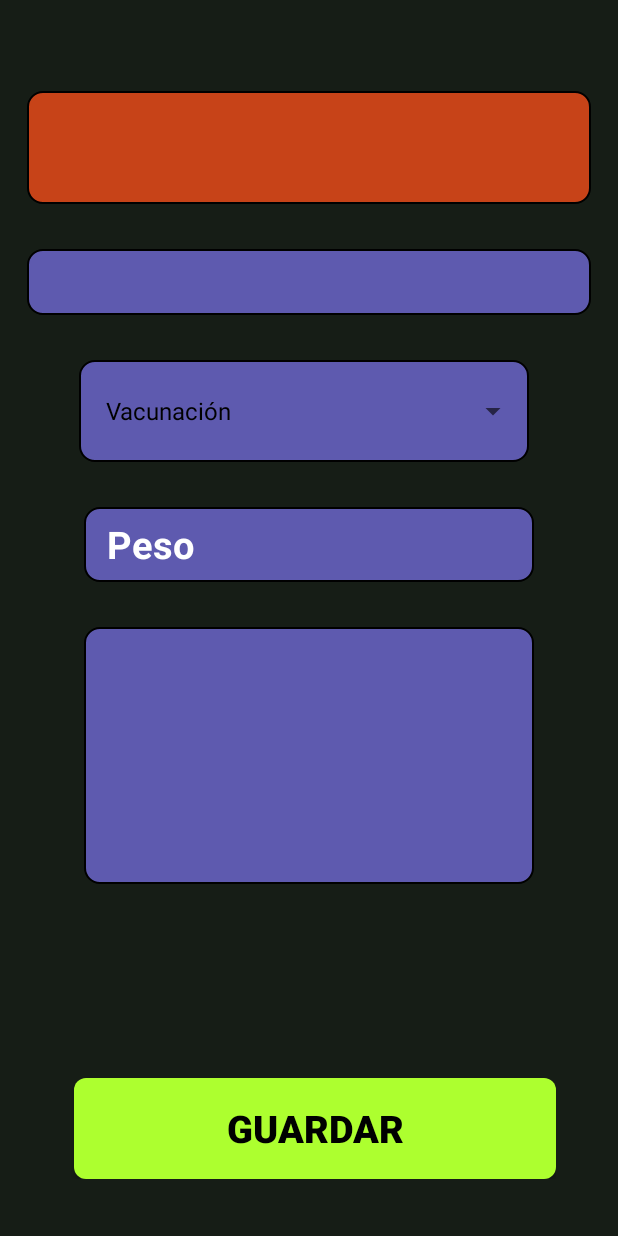
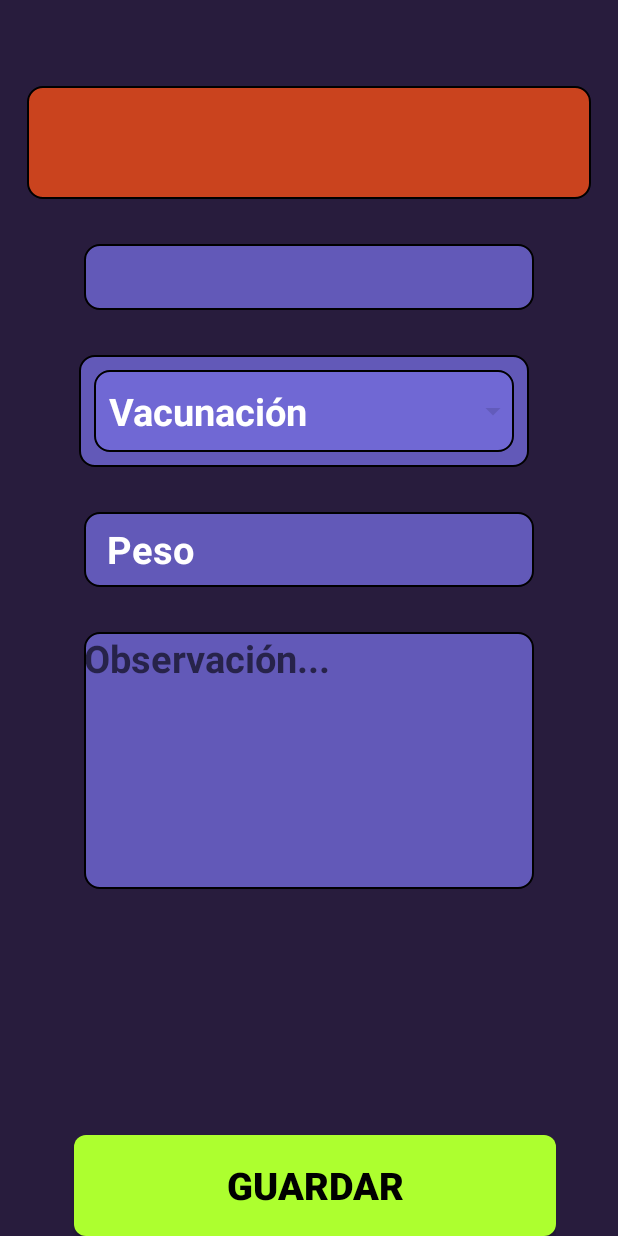
Before and after one commit to mriveros/ganatec-app, an Android app: the ControlVaca screen opened directly, with no data from a screen before it, on a phone screen of 412 x 824 dp. Run offline under Robolectric (Android 15) with nearby library versions, the phone set to English and light mode, and no system bars.

Commit message:
modified:   app/src/main/AndroidManifest.xml 	modified:   app/src/main/java/com/example/asistenciadevacas/ControlVaca.kt 	modified:   app/src/main/res/layout/activity_control_vaca.xml 	modified:   app/src/main/res/layout/activity_detalle_vaca.xml 	new file:   app/src/main/res/layout/spinner_item.xml 	modified:   app/src/main/res/values/strings.xml

```diff
--- a/app/src/main/AndroidManifest.xml
+++ b/app/src/main/AndroidManifest.xml
@@ -32,6 +32,7 @@
             android:exported="false" />
         <activity
                 android:name=".ControlVaca"
+                android:windowSoftInputMode="adjustResize|stateHidden"
                 android:exported="false" />
         <activity
             android:name=".MainActivity"
--- a/app/src/main/java/com/example/asistenciadevacas/ControlVaca.kt
+++ b/app/src/main/java/com/example/asistenciadevacas/ControlVaca.kt
@@ -34,7 +34,7 @@ class ControlVaca : AppCompatActivity() {
         val SnnControlesControles = findViewById<Spinner>(R.id.SnnTipoControl)
 
         arrayControles = findViewById(R.id.SnnTipoControl)
-        val adaptadorTiposControlles = ArrayAdapter(this, android.R.layout.simple_spinner_dropdown_item,listaControles)
+        val adaptadorTiposControlles = ArrayAdapter(this, R.layout.spinner_item,listaControles)
         arrayControles.adapter=adaptadorTiposControlles
 
         if (vaca != null) {
--- a/app/src/main/res/layout/activity_control_vaca.xml
+++ b/app/src/main/res/layout/activity_control_vaca.xml
@@ -4,7 +4,7 @@
     xmlns:tools="http://schemas.android.com/tools"
     android:layout_width="match_parent"
     android:layout_height="match_parent"
-    android:background="#161D16"
+    android:background="#281C3D"
     tools:context=".ControlVaca">
 
     <androidx.cardview.widget.CardView
@@ -39,7 +39,7 @@
 
             <TextView
                     android:id="@+id/txtNroCaravana"
-                    android:layout_width="match_parent"
+                    android:layout_width="300dp"
                     android:layout_height="wrap_content"
                     android:layout_marginBottom="30dp"
                     android:background="@drawable/border_button_sin_color"
@@ -61,7 +61,6 @@
                         android:id="@+id/SnnTipoControl"
                         style="@style/SpinnerTextStyle"
                         android:layout_width="match_parent"
-                        android:hint="@string/tipo_control"
                         android:layout_height="wrap_content"
                         android:padding="10dp"
                         tools:ignore="DuplicateIds"/>
@@ -88,11 +87,12 @@
                     android:inputType="textMultiLine"
                     android:background="@drawable/border_button_sin_color"
                     android:textColor="#FFFFFF"
+                    android:hint="@string/observacion"
                     android:textSize="25sp"
                     android:textStyle="bold"
                     android:gravity="start|top"
                     android:ems="10"
-                    android:id="@+id/editTextTextMultiLine"/>
+                    android:id="@+id/txtObservacion"/>
 
         </LinearLayout>
     </androidx.cardview.widget.CardView>
@@ -105,8 +105,6 @@
             app:layout_constraintBottom_toBottomOf="parent"
             app:layout_constraintEnd_toEndOf="parent"
             app:layout_constraintStart_toStartOf="parent"
-        app:layout_constraintTop_toTopOf="parent"
-        app:layout_constraintVertical_bias="0.95"
             app:layout_constraintWidth_percent="0.8">
 
         <Button
--- a/app/src/main/res/layout/activity_detalle_vaca.xml
+++ b/app/src/main/res/layout/activity_detalle_vaca.xml
@@ -4,7 +4,7 @@
     xmlns:tools="http://schemas.android.com/tools"
     android:layout_width="match_parent"
     android:layout_height="match_parent"
-    android:background="#92D692"
+    android:background="#281C3D"
     tools:context=".DetalleVaca">
 
     <androidx.cardview.widget.CardView
--- /dev/null
+++ b/app/src/main/res/layout/spinner_item.xml
@@ -0,0 +1,10 @@
+<TextView xmlns:android="http://schemas.android.com/apk/res/android"
+          android:layout_width="match_parent"
+          android:layout_height="wrap_content"
+          android:textColor="#FFFFFF"
+          android:textSize="25sp"
+          android:hint="@string/tipo_control"
+          android:background="@drawable/border_button_sin_color"
+          android:textStyle="bold"
+          android:padding="10dp"
+          android:gravity="center_vertical"/>
--- a/app/src/main/res/values/strings.xml
+++ b/app/src/main/res/values/strings.xml
@@ -13,4 +13,5 @@
     <string name="guardar">Guardar</string>
     <string name="agregar_control">Agregar Control</string>
     <string name="sanitacion">Sanitación</string>
+    <string name="observacion">Observación...</string>
 </resources>
```
Lines whose indentation alone changed are shown as unchanged.
